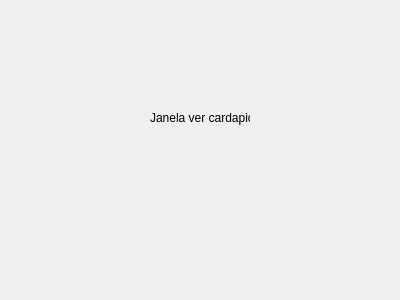
This is teladecardapio.ui in jujubsfs/restify3 as Qt 5 draws it before an edit. The edited form follows.
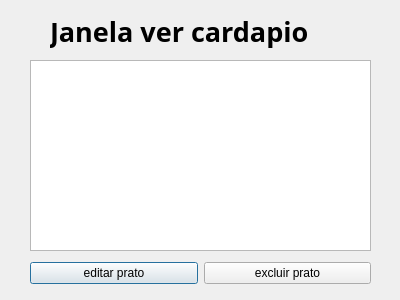
This is the edited form.

Diff of the .ui file:
```diff
--- a/teladecardapio.ui
+++ b/teladecardapio.ui
@@ -16,16 +16,59 @@
   <widget class="QLabel" name="label">
    <property name="geometry">
     <rect>
-     <x>150</x>
-     <y>110</y>
-     <width>100</width>
-     <height>16</height>
+     <x>50</x>
+     <y>10</y>
+     <width>293</width>
+     <height>42</height>
     </rect>
    </property>
+   <property name="font">
+    <font>
+     <family>Segoe Script</family>
+     <pointsize>20</pointsize>
+     <bold>true</bold>
+    </font>
+   </property>
    <property name="text">
     <string>Janela ver cardapio</string>
    </property>
   </widget>
+  <widget class="QListWidget" name="listWidget">
+   <property name="geometry">
+    <rect>
+     <x>30</x>
+     <y>60</y>
+     <width>341</width>
+     <height>191</height>
+    </rect>
+   </property>
+  </widget>
+  <widget class="QWidget" name="">
+   <property name="geometry">
+    <rect>
+     <x>30</x>
+     <y>260</y>
+     <width>341</width>
+     <height>26</height>
+    </rect>
+   </property>
+   <layout class="QHBoxLayout" name="horizontalLayout">
+    <item>
+     <widget class="QPushButton" name="pushButton_2">
+      <property name="text">
+       <string>editar prato</string>
+      </property>
+     </widget>
+    </item>
+    <item>
+     <widget class="QPushButton" name="excluir_prato">
+      <property name="text">
+       <string>excluir prato</string>
+      </property>
+     </widget>
+    </item>
+   </layout>
+  </widget>
  </widget>
  <resources/>
  <connections/>
```
